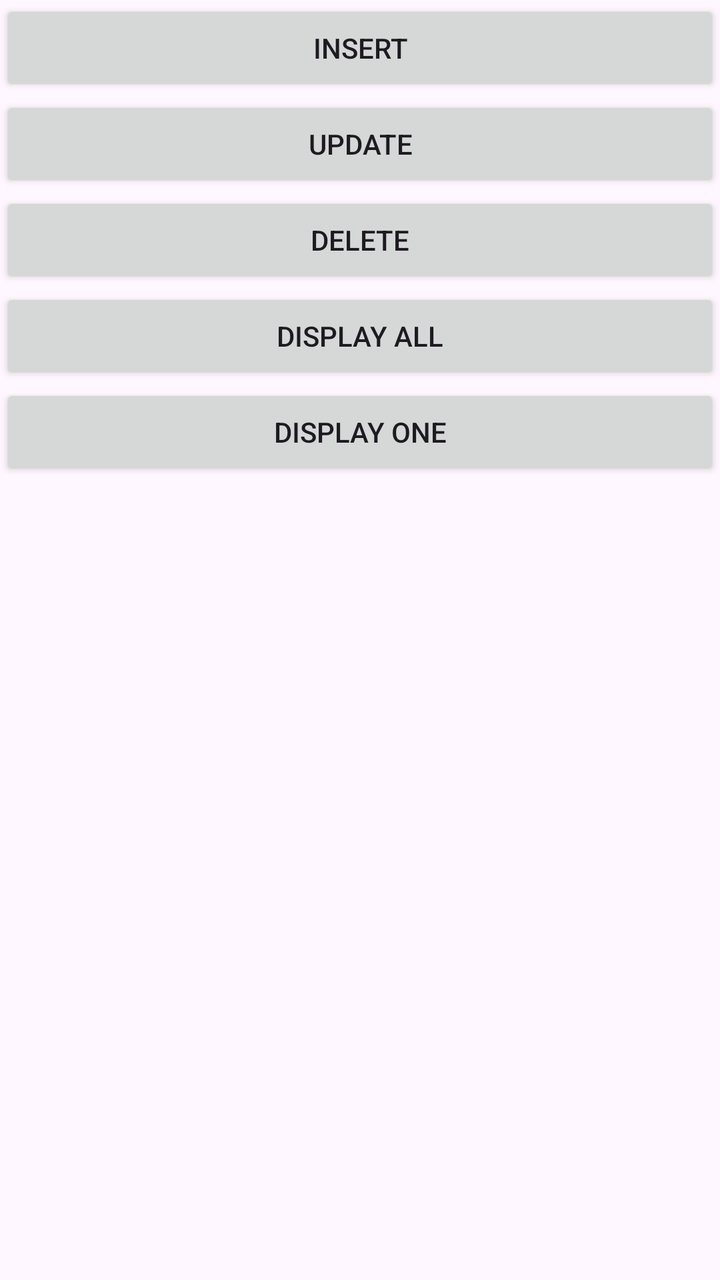
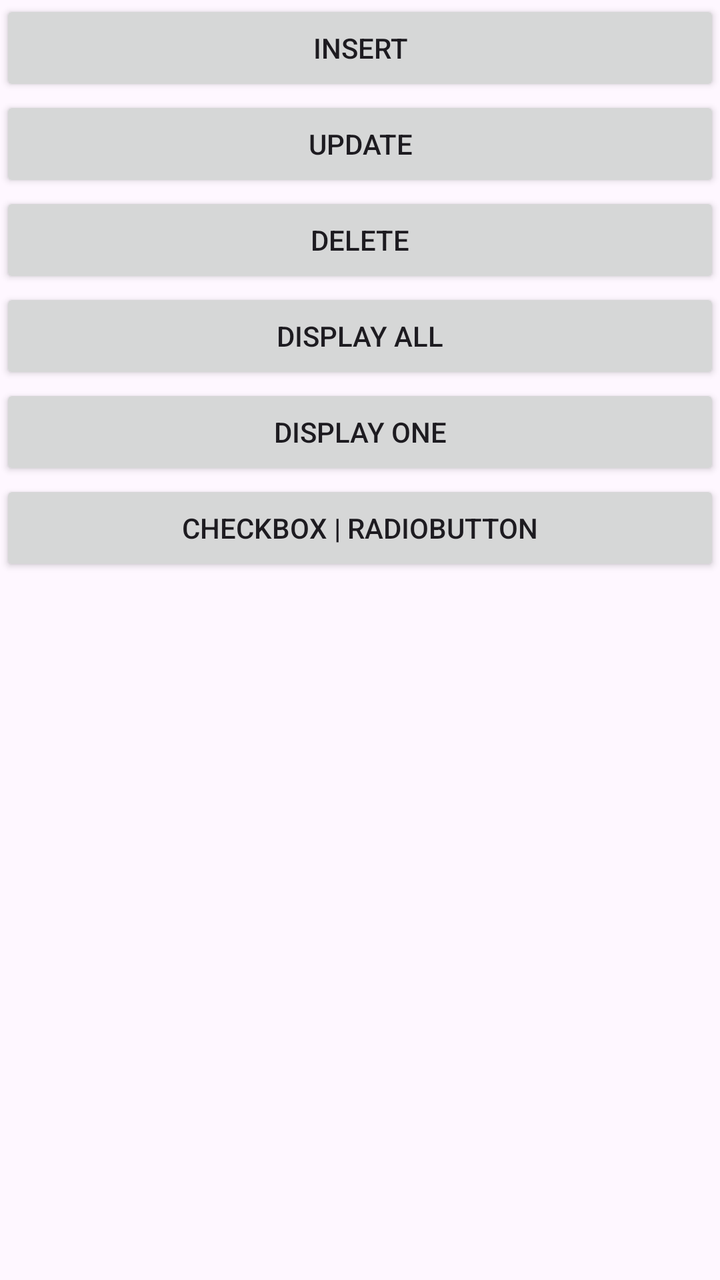

Two renders of the same Android screen: before a commit and after it. Below are the layout's source before the change and the commit's diff.
<!-- AndroidManifest.xml: application theme Theme.DB_Crud -->
<!-- res/layout/activity_main.xml -->
<?xml version="1.0" encoding="utf-8"?>
<LinearLayout xmlns:android="http://schemas.android.com/apk/res/android"
    xmlns:app="http://schemas.android.com/apk/res-auto"
    xmlns:tools="http://schemas.android.com/tools"
    android:id="@+id/main"
    android:layout_width="match_parent"
    android:layout_height="match_parent"
    android:orientation="vertical"
    tools:context=".MainActivity">

    <Button
        android:onClick="Insert"
        android:text="Insert"
        android:layout_width="match_parent"
        android:layout_height="wrap_content"/>
    <Button
        android:onClick="Update"
        android:text="Update"
        android:layout_width="match_parent"
        android:layout_height="wrap_content"/>
    <Button
        android:onClick="Delete"
        android:text="Delete"
        android:layout_width="match_parent"
        android:layout_height="wrap_content"/>
    <Button
        android:onClick="DisplayAll"
        android:text="Display All"
        android:layout_width="match_parent"
        android:layout_height="wrap_content"/>
    <Button
        android:onClick="DisplayOne"
        android:text="Display One"
        android:layout_width="match_parent"
        android:layout_height="wrap_content"/>



</LinearLayout>
<!-- resources referenced by this layout -->
<resources>
  <style name="Theme.DB_Crud" parent="Base.Theme.DB_Crud" />
  <style name="Base.Theme.DB_Crud" parent="Theme.Material3.DayNight.NoActionBar">
          
          
      </style>
</resources>

<!-- the commit's change to res/layout/activity_main.xml (unified diff, before → after) -->
@@ -34,6 +34,12 @@
         android:layout_width="match_parent"
         android:layout_height="wrap_content"/>
 
+    <Button
+        android:onClick="checkbox_radio"
+        android:text="Checkbox | RadioButton"
+        android:layout_width="match_parent"
+        android:layout_height="wrap_content"/>
+
 
 
 </LinearLayout>
